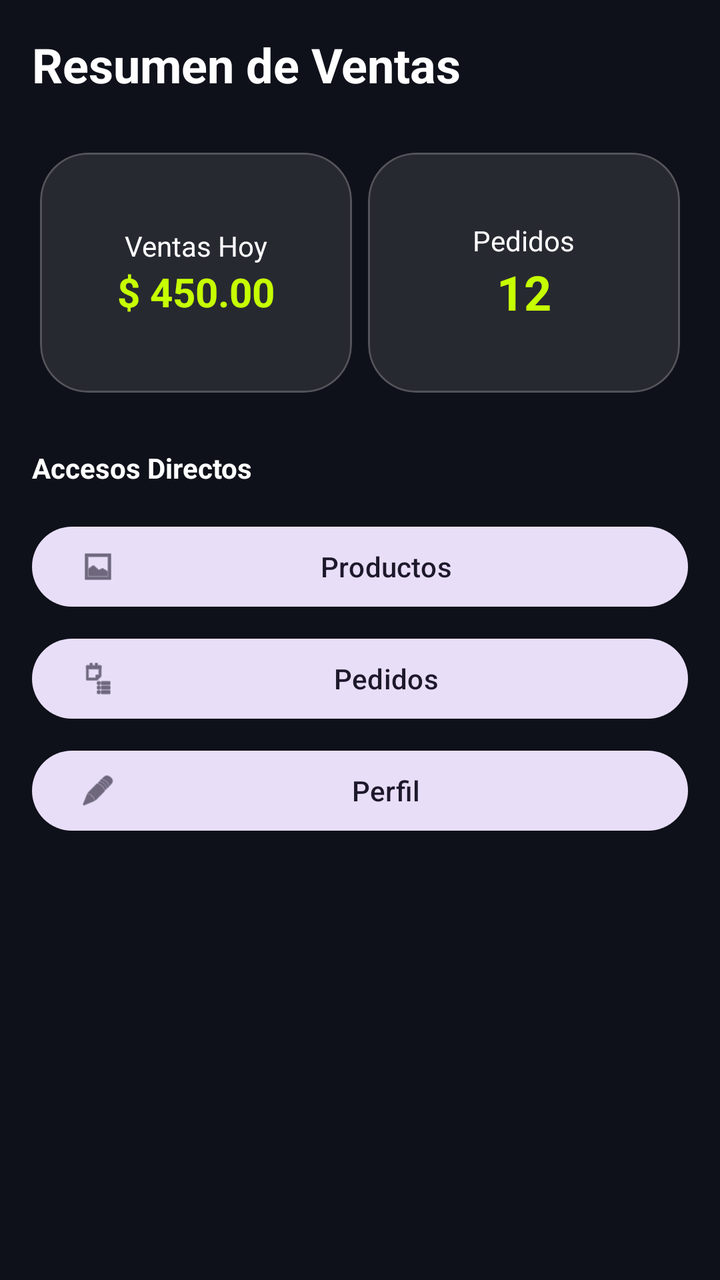
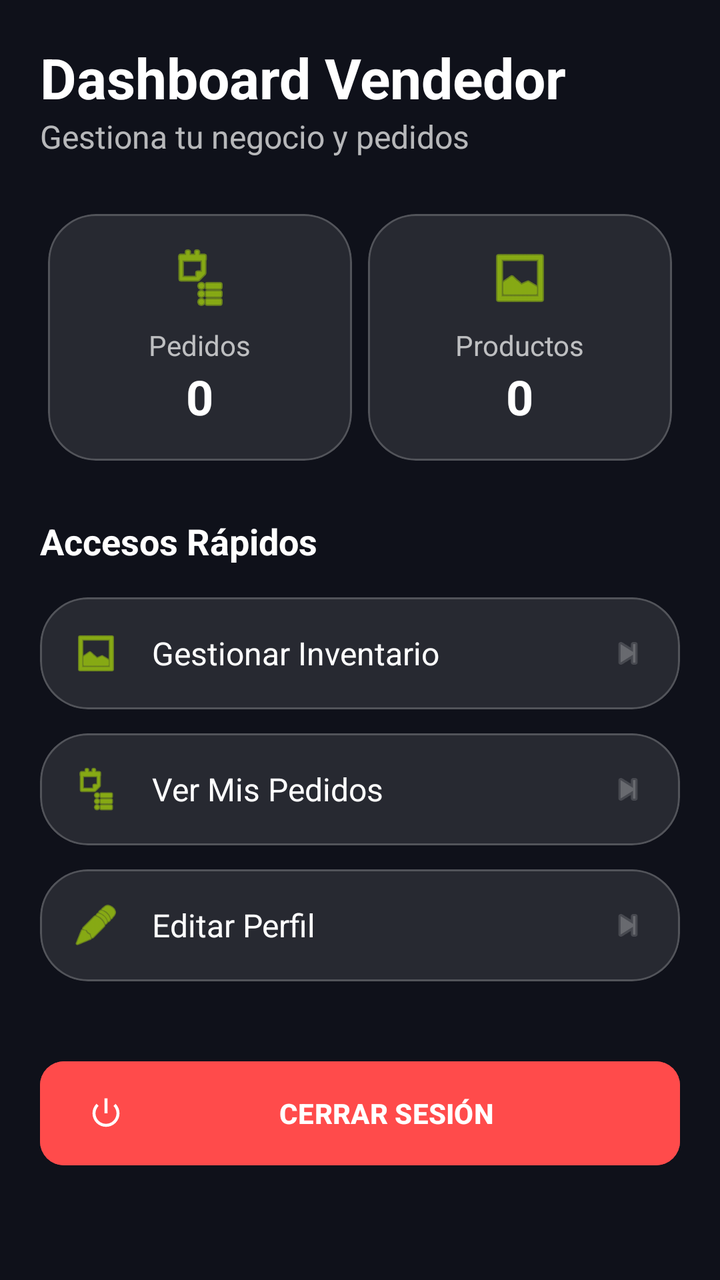

Screens rendered from an Android XML layout before and after an edit, with the pre-edit source and the edit as a unified diff.
<!-- AndroidManifest.xml: application theme Theme.VoltCore -->
<!-- res/layout/fragment_vendor_dashboard.xml -->
<?xml version="1.0" encoding="utf-8"?>
<LinearLayout xmlns:android="http://schemas.android.com/apk/res/android"
    xmlns:app="http://schemas.android.com/apk/res-auto"
    android:layout_width="match_parent"
    android:layout_height="match_parent"
    android:background="@color/colorBackground"
    android:orientation="vertical"
    android:padding="@dimen/margin_standard">

    <TextView
        android:layout_width="wrap_content"
        android:layout_height="wrap_content"
        android:layout_marginBottom="24dp"
        android:text="Resumen de Ventas"
        android:textColor="@color/white"
        android:textSize="24sp"
        android:textStyle="bold" />

    <GridLayout
        android:layout_width="match_parent"
        android:layout_height="wrap_content"
        android:columnCount="2"
        android:rowCount="2">

        <com.google.android.material.card.MaterialCardView
            style="@style/Widget.VoltCore.Card"
            android:layout_width="0dp"
            android:layout_height="120dp"
            android:layout_columnWeight="1"
            android:layout_margin="4dp">
            <LinearLayout
                android:layout_width="match_parent"
                android:layout_height="match_parent"
                android:gravity="center"
                android:orientation="vertical">
                <TextView
                    android:layout_width="wrap_content"
                    android:layout_height="wrap_content"
                    android:text="Ventas Hoy"
                    android:textColor="@color/white" />
                <TextView
                    android:layout_width="wrap_content"
                    android:layout_height="wrap_content"
                    android:text="$ 450.00"
                    android:textColor="@color/colorElectricTeal"
                    android:textSize="20sp"
                    android:textStyle="bold" />
            </LinearLayout>
        </com.google.android.material.card.MaterialCardView>

        <com.google.android.material.card.MaterialCardView
            style="@style/Widget.VoltCore.Card"
            android:layout_width="0dp"
            android:layout_height="120dp"
            android:layout_columnWeight="1"
            android:layout_margin="4dp">
            <LinearLayout
                android:layout_width="match_parent"
                android:layout_height="match_parent"
                android:gravity="center"
                android:orientation="vertical">
                <TextView
                    android:layout_width="wrap_content"
                    android:layout_height="wrap_content"
                    android:text="Pedidos"
                    android:textColor="@color/white" />
                <TextView
                    android:layout_width="wrap_content"
                    android:layout_height="wrap_content"
                    android:text="12"
                    android:textColor="@color/colorElectricTeal"
                    android:textSize="24sp"
                    android:textStyle="bold" />
            </LinearLayout>
        </com.google.android.material.card.MaterialCardView>

    </GridLayout>

    <TextView
        android:layout_width="wrap_content"
        android:layout_height="wrap_content"
        android:layout_marginTop="24dp"
        android:layout_marginBottom="16dp"
        android:text="@string/admin_shortcuts"
        android:textColor="@color/white"
        android:textStyle="bold" />

    <com.google.android.material.button.MaterialButton
        android:id="@+id/btnVendorProducts"
        style="@style/Widget.Material3.Button.TonalButton"
        android:layout_width="match_parent"
        android:layout_height="wrap_content"
        android:layout_marginBottom="8dp"
        android:text="@string/products"
        app:icon="@android:drawable/ic_menu_gallery" />

    <com.google.android.material.button.MaterialButton
        android:id="@+id/btnVendorOrders"
        style="@style/Widget.Material3.Button.TonalButton"
        android:layout_width="match_parent"
        android:layout_height="wrap_content"
        android:layout_marginBottom="8dp"
        android:text="@string/orders"
        app:icon="@android:drawable/ic_menu_agenda" />

    <com.google.android.material.button.MaterialButton
        android:id="@+id/btnVendorProfile"
        style="@style/Widget.Material3.Button.TonalButton"
        android:layout_width="match_parent"
        android:layout_height="wrap_content"
        android:text="@string/profile"
        app:icon="@android:drawable/ic_menu_edit" />

</LinearLayout>
<!-- resources referenced by this layout -->
<resources>
  <color name="colorBackground">@color/volt_background</color>
  <color name="colorElectricTeal">@color/volt_primary</color>
  <color name="white">#FFFFFFFF</color>
  <dimen name="margin_standard">16dp</dimen>
  <string name="admin_shortcuts">Accesos Directos</string>
  <string name="orders">Pedidos</string>
  <string name="products">Productos</string>
  <string name="profile">Perfil</string>
  <style name="Widget.VoltCore.Card" parent="Widget.Material3.CardView.Filled">
          <item name="cardCornerRadius">24dp</item>
          <item name="cardBackgroundColor">@color/glass_surface</item>
          <item name="strokeColor">@color/glass_stroke</item>
          <item name="strokeWidth">1dp</item>
      </style>
  <style name="Theme.VoltCore" parent="Base.Theme.VoltCore" />
  <color name="volt_background">#0F111A</color>
  <color name="volt_primary">#C6FF00</color>
  <color name="glass_surface">#1AFFFFFF</color>
  <color name="glass_stroke">#33FFFFFF</color>
  <style name="Base.Theme.VoltCore" parent="Theme.Material3.DayNight.NoActionBar">
          
          <item name="colorPrimary">@color/volt_primary</item>
          <item name="android:windowBackground">@color/volt_background</item>
          <item name="colorSurface">@color/glass_surface</item>
          <item name="colorOnSurface">@color/white</item>
      </style>
</resources>

<!-- the commit's change to res/layout/fragment_vendor_dashboard.xml (unified diff, before → after) -->
@@ -1,114 +1,235 @@
 <?xml version="1.0" encoding="utf-8"?>
-<LinearLayout xmlns:android="http://schemas.android.com/apk/res/android"
+<androidx.core.widget.NestedScrollView xmlns:android="http://schemas.android.com/apk/res/android"
     xmlns:app="http://schemas.android.com/apk/res-auto"
     android:layout_width="match_parent"
     android:layout_height="match_parent"
-    android:background="@color/colorBackground"
-    android:orientation="vertical"
-    android:padding="@dimen/margin_standard">
-
-    <TextView
-        android:layout_width="wrap_content"
-        android:layout_height="wrap_content"
-        android:layout_marginBottom="24dp"
-        android:text="Resumen de Ventas"
-        android:textColor="@color/white"
-        android:textSize="24sp"
-        android:textStyle="bold" />
-
-    <GridLayout
+    android:background="@color/volt_background"
+    android:fillViewport="true">
+
+    <LinearLayout
         android:layout_width="match_parent"
         android:layout_height="wrap_content"
-        android:columnCount="2"
-        android:rowCount="2">
+        android:orientation="vertical"
+        android:padding="20dp">
+
+        <TextView
+            android:layout_width="wrap_content"
+            android:layout_height="wrap_content"
+            android:text="Dashboard Vendedor"
+            android:textColor="@color/white"
+            android:textSize="28sp"
+            android:textStyle="bold" />
+
+        <TextView
+            android:layout_width="wrap_content"
+            android:layout_height="wrap_content"
+            android:text="Gestiona tu negocio y pedidos"
+            android:textColor="#B3FFFFFF"
+            android:textSize="16sp"
+            android:layout_marginBottom="24dp"/>
+
+        <GridLayout
+            android:layout_width="match_parent"
+            android:layout_height="wrap_content"
+            android:columnCount="2"
+            android:rowCount="1"
+            android:layout_marginBottom="24dp">
+
+            <com.google.android.material.card.MaterialCardView
+                style="@style/Widget.VoltCore.Card"
+                android:layout_width="0dp"
+                android:layout_height="wrap_content"
+                android:layout_columnWeight="1"
+                android:layout_margin="4dp">
+                <LinearLayout
+                    android:layout_width="match_parent"
+                    android:layout_height="wrap_content"
+                    android:gravity="center"
+                    android:orientation="vertical"
+                    android:padding="16dp">
+                    <ImageView
+                        android:layout_width="32dp"
+                        android:layout_height="32dp"
+                        android:src="@android:drawable/ic_menu_agenda"
+                        app:tint="@color/volt_primary"
+                        android:layout_marginBottom="8dp"/>
+                    <TextView
+                        android:layout_width="wrap_content"
+                        android:layout_height="wrap_content"
+                        android:text="Pedidos"
+                        android:textColor="#B3FFFFFF"
+                        android:textSize="14sp" />
+                    <TextView
+                        android:id="@+id/tvOrderCount"
+                        android:layout_width="wrap_content"
+                        android:layout_height="wrap_content"
+                        android:text="0"
+                        android:textColor="@color/white"
+                        android:textSize="24sp"
+                        android:textStyle="bold" />
+                </LinearLayout>
+            </com.google.android.material.card.MaterialCardView>
+
+            <com.google.android.material.card.MaterialCardView
+                style="@style/Widget.VoltCore.Card"
+                android:layout_width="0dp"
+                android:layout_height="wrap_content"
+                android:layout_columnWeight="1"
+                android:layout_margin="4dp">
+                <LinearLayout
+                    android:layout_width="match_parent"
+                    android:layout_height="wrap_content"
+                    android:gravity="center"
+                    android:orientation="vertical"
+                    android:padding="16dp">
+                    <ImageView
+                        android:layout_width="32dp"
+                        android:layout_height="32dp"
+                        android:src="@android:drawable/ic_menu_gallery"
+                        app:tint="@color/volt_primary"
+                        android:layout_marginBottom="8dp"/>
+                    <TextView
+                        android:layout_width="wrap_content"
+                        android:layout_height="wrap_content"
+                        android:text="Productos"
+                        android:textColor="#B3FFFFFF"
+                        android:textSize="14sp" />
+                    <TextView
+                        android:id="@+id/tvProductCount"
+                        android:layout_width="wrap_content"
+                        android:layout_height="wrap_content"
+                        android:text="0"
+                        android:textColor="@color/white"
+                        android:textSize="24sp"
+                        android:textStyle="bold" />
+                </LinearLayout>
+            </com.google.android.material.card.MaterialCardView>
+
+        </GridLayout>
+
+        <TextView
+            android:layout_width="wrap_content"
+            android:layout_height="wrap_content"
+            android:text="Accesos Rápidos"
+            android:textColor="@color/white"
+            android:textSize="18sp"
+            android:textStyle="bold"
+            android:layout_marginBottom="16dp"/>
 
         <com.google.android.material.card.MaterialCardView
+            android:id="@+id/btnVendorProducts"
             style="@style/Widget.VoltCore.Card"
-            android:layout_width="0dp"
-            android:layout_height="120dp"
-            android:layout_columnWeight="1"
-            android:layout_margin="4dp">
+            android:layout_width="match_parent"
+            android:layout_height="wrap_content"
+            android:layout_marginBottom="12dp"
+            android:clickable="true"
+            android:focusable="true">
             <LinearLayout
                 android:layout_width="match_parent"
-                android:layout_height="match_parent"
-                android:gravity="center"
-                android:orientation="vertical">
+                android:layout_height="wrap_content"
+                android:padding="16dp"
+                android:gravity="center_vertical">
+                <ImageView
+                    android:layout_width="24dp"
+                    android:layout_height="24dp"
+                    android:src="@android:drawable/ic_menu_gallery"
+                    app:tint="@color/volt_primary"/>
                 <TextView
-                    android:layout_width="wrap_content"
-                    android:layout_height="wrap_content"
-                    android:text="Ventas Hoy"
-                    android:textColor="@color/white" />
-                <TextView
-                    android:layout_width="wrap_content"
-                    android:layout_height="wrap_content"
-                    android:text="$ 450.00"
-                    android:textColor="@color/colorElectricTeal"
-                    android:textSize="20sp"
-                    android:textStyle="bold" />
+                    android:layout_width="0dp"
+                    android:layout_height="wrap_content"
+                    android:layout_weight="1"
+                    android:layout_marginStart="16dp"
+                    android:text="Gestionar Inventario"
+                    android:textColor="@color/white"
+                    android:textSize="16sp"/>
+                <ImageView
+                    android:layout_width="20dp"
+                    android:layout_height="20dp"
+                    android:src="@android:drawable/ic_media_next"
+                    app:tint="#4DFFFFFF"/>
             </LinearLayout>
         </com.google.android.material.card.MaterialCardView>
 
         <com.google.android.material.card.MaterialCardView
+            android:id="@+id/btnVendorOrders"
             style="@style/Widget.VoltCore.Card"
-            android:layout_width="0dp"
-            android:layout_height="120dp"
-            android:layout_columnWeight="1"
-            android:layout_margin="4dp">
+            android:layout_width="match_parent"
+            android:layout_height="wrap_content"
+            android:layout_marginBottom="12dp"
+            android:clickable="true"
+            android:focusable="true">
             <LinearLayout
                 android:layout_width="match_parent"
-                android:layout_height="match_parent"
-                android:gravity="center"
-                android:orientation="vertical">
+                android:layout_height="wrap_content"
+                android:padding="16dp"
+                android:gravity="center_vertical">
+                <ImageView
+                    android:layout_width="24dp"
+                    android:layout_height="24dp"
+                    android:src="@android:drawable/ic_menu_agenda"
+                    app:tint="@color/volt_primary"/>
                 <TextView
-                    android:layout_width="wrap_content"
-                    android:layout_height="wrap_content"
-                    android:text="Pedidos"
-                    android:textColor="@color/white" />
-                <TextView
-                    android:layout_width="wrap_content"
-                    android:layout_height="wrap_content"
-                    android:text="12"
-                    android:textColor="@color/colorElectricTeal"
-                    android:textSize="24sp"
-                    android:textStyle="bold" />
+                    android:layout_width="0dp"
+                    android:layout_height="wrap_content"
+                    android:layout_weight="1"
+                    android:layout_marginStart="16dp"
+                    android:text="Ver Mis Pedidos"
+                    android:textColor="@color/white"
+                    android:textSize="16sp"/>
+                <ImageView
+                    android:layout_width="20dp"
+                    android:layout_height="20dp"
+                    android:src="@android:drawable/ic_media_next"
+                    app:tint="#4DFFFFFF"/>
             </LinearLayout>
         </com.google.android.material.card.MaterialCardView>
 
-    </GridLayout>
-
-    <TextView
-        android:layout_width="wrap_content"
-        android:layout_height="wrap_content"
-        android:layout_marginTop="24dp"
-        android:layout_marginBottom="16dp"
-        android:text="@string/admin_shortcuts"
-        android:textColor="@color/white"
-        android:textStyle="bold" />
-
-    <com.google.android.material.button.MaterialButton
-        android:id="@+id/btnVendorProducts"
-        style="@style/Widget.Material3.Button.TonalButton"
-        android:layout_width="match_parent"
-        android:layout_height="wrap_content"
-        android:layout_marginBottom="8dp"
-        android:text="@string/products"
-        app:icon="@android:drawable/ic_menu_gallery" />
-
-    <com.google.android.material.button.MaterialButton
-        android:id="@+id/btnVendorOrders"
-        style="@style/Widget.Material3.Button.TonalButton"
-        android:layout_width="match_parent"
-        android:layout_height="wrap_content"
-        android:layout_marginBottom="8dp"
-        android:text="@string/orders"
-        app:icon="@android:drawable/ic_menu_agenda" />
-
-    <com.google.android.material.button.MaterialButton
-        android:id="@+id/btnVendorProfile"
-        style="@style/Widget.Material3.Button.TonalButton"
-        android:layout_width="match_parent"
-        android:layout_height="wrap_content"
-        android:text="@string/profile"
-        app:icon="@android:drawable/ic_menu_edit" />
-
-</LinearLayout>
+        <com.google.android.material.card.MaterialCardView
+            android:id="@+id/btnVendorProfile"
+            style="@style/Widget.VoltCore.Card"
+            android:layout_width="match_parent"
+            android:layout_height="wrap_content"
+            android:layout_marginBottom="12dp"
+            android:clickable="true"
+            android:focusable="true">
+            <LinearLayout
+                android:layout_width="match_parent"
+                android:layout_height="wrap_content"
+                android:padding="16dp"
+                android:gravity="center_vertical">
+                <ImageView
+                    android:layout_width="24dp"
+                    android:layout_height="24dp"
+                    android:src="@android:drawable/ic_menu_edit"
+                    app:tint="@color/volt_primary"/>
+                <TextView
+                    android:layout_width="0dp"
+                    android:layout_height="wrap_content"
+                    android:layout_weight="1"
+                    android:layout_marginStart="16dp"
+                    android:text="Editar Perfil"
+                    android:textColor="@color/white"
+                    android:textSize="16sp"/>
+                <ImageView
+                    android:layout_width="20dp"
+                    android:layout_height="20dp"
+                    android:src="@android:drawable/ic_media_next"
+                    app:tint="#4DFFFFFF"/>
+            </LinearLayout>
+        </com.google.android.material.card.MaterialCardView>
+
+        <com.google.android.material.button.MaterialButton
+            android:id="@+id/btnLogout"
+            android:layout_width="match_parent"
+            android:layout_height="60dp"
+            android:layout_marginTop="24dp"
+            android:text="CERRAR SESIÓN"
+            android:backgroundTint="#FF4B4B"
+            android:textColor="@color/white"
+            android:textStyle="bold"
+            app:cornerRadius="12dp"
+            app:icon="@android:drawable/ic_lock_power_off"
+            app:iconTint="@color/white" />
+
+    </LinearLayout>
+</androidx.core.widget.NestedScrollView>
<!-- resource entries referenced after the edit -->
@@ -1,13 +1,6 @@
 <!-- resources referenced by this layout -->
 <resources>
-  <color name="colorBackground">@color/volt_background</color>
-  <color name="colorElectricTeal">@color/volt_primary</color>
   <color name="white">#FFFFFFFF</color>
-  <dimen name="margin_standard">16dp</dimen>
-  <string name="admin_shortcuts">Accesos Directos</string>
-  <string name="orders">Pedidos</string>
-  <string name="products">Productos</string>
-  <string name="profile">Perfil</string>
   <style name="Widget.VoltCore.Card" parent="Widget.Material3.CardView.Filled">
           <item name="cardCornerRadius">24dp</item>
           <item name="cardBackgroundColor">@color/glass_surface</item>
